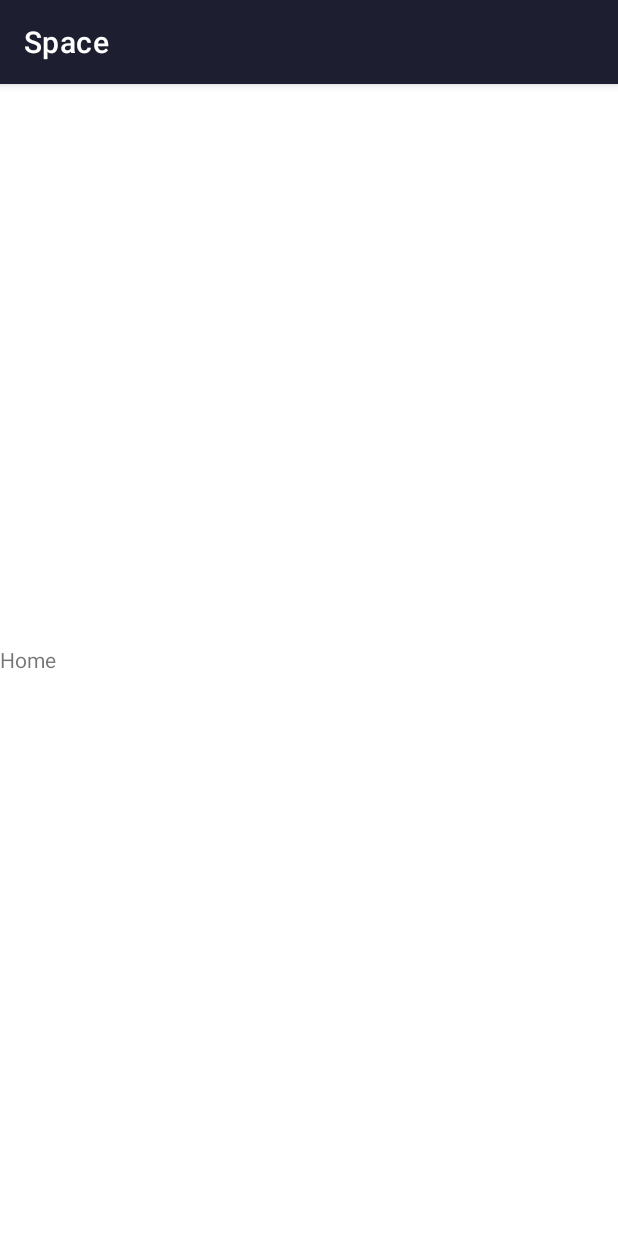
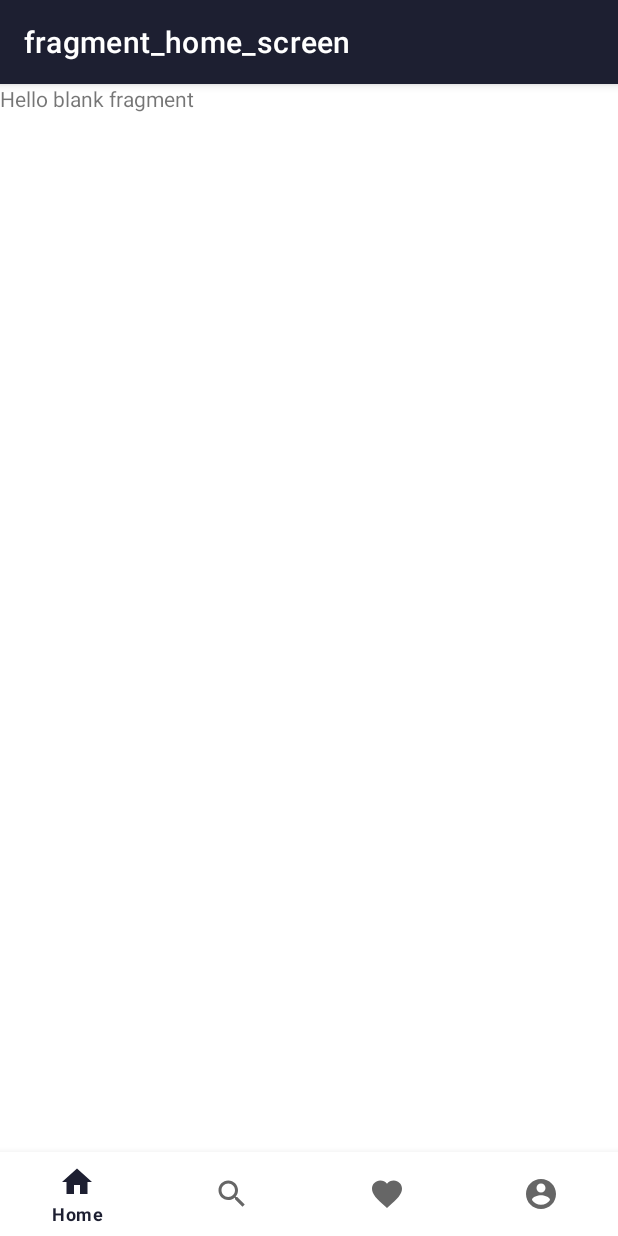
Before and after one commit to duclongdev/Space, an Android app: the screen it shows after launch once a user with an empty profile is signed in (Home), on a phone screen of 412 x 824 dp. Run offline under Robolectric (Android 15) with nearby library versions, the phone set to English and light mode, and no system bars; our stand-ins replace Firebase (no records; nobody signed in at launch, a user with empty details on screens opened directly), navigation-ui; libraries missing offline, so code that uses them is left out: com.facebook, com.facebook.login; 2 statements that could not run were skipped.

Commit message:
thêm bottom bar

```diff
--- a/app/build.gradle
+++ b/app/build.gradle
@@ -39,6 +39,7 @@ dependencies {
     implementation 'androidx.constraintlayout:constraintlayout:2.1.3'
     implementation 'androidx.navigation:navigation-runtime:2.4.1'
     implementation 'com.google.firebase:firebase-auth:21.0.3'
+    implementation 'com.google.firebase:firebase-firestore:24.1.0'
     testImplementation 'junit:junit:4.13.2'
     androidTestImplementation 'androidx.test.ext:junit:1.1.3'
     androidTestImplementation 'androidx.test.espresso:espresso-core:3.4.0'
@@ -71,4 +72,5 @@ dependencies {
 
     // Also declare the dependency for the Google Play services library and specify its version
     implementation 'com.google.android.gms:play-services-auth:20.1.0'
+    implementation 'com.google.firebase:firebase-firestore'
 }
--- a/app/src/main/AndroidManifest.xml
+++ b/app/src/main/AndroidManifest.xml
@@ -11,6 +11,9 @@
         android:roundIcon="@mipmap/ic_launcher_round"
         android:supportsRtl="true"
         android:theme="@style/Theme.Space">
+        <activity
+            android:name=".search.Search"
+            android:exported="false" />
         <activity
             android:name=".Forgotpass"
             android:exported="false" />
--- a/app/src/main/java/com/example/space/Home.java
+++ b/app/src/main/java/com/example/space/Home.java
@@ -1,8 +1,21 @@
 package com.example.space;
 
+import androidx.annotation.NonNull;
 import androidx.appcompat.app.AppCompatActivity;
+import androidx.navigation.NavController;
+import androidx.navigation.Navigation;
+import androidx.navigation.ui.AppBarConfiguration;
+import androidx.navigation.ui.NavigationUI;
 
 import android.os.Bundle;
+import android.util.Log;
+
+import com.google.android.gms.tasks.OnCompleteListener;
+import com.google.android.gms.tasks.Task;
+import com.google.android.material.bottomnavigation.BottomNavigationView;
+import com.google.firebase.firestore.FirebaseFirestore;
+import com.google.firebase.firestore.QueryDocumentSnapshot;
+import com.google.firebase.firestore.QuerySnapshot;
 
 public class Home extends AppCompatActivity {
 
@@ -10,5 +23,14 @@ public class Home extends AppCompatActivity {
     protected void onCreate(Bundle savedInstanceState) {
         super.onCreate(savedInstanceState);
         setContentView(R.layout.activity_home);
+        BottomNavigationView navView = findViewById(R.id.nav_view);
+        // Passing each menu ID as a set of Ids because each
+        // menu should be considered as top level destinations.
+        AppBarConfiguration appBarConfiguration = new AppBarConfiguration.Builder(
+                R.id.homeScreen, R.id.searchScreen, R.id.favoriteScreen,R.id.userScreen)
+                .build();
+        NavController navController = Navigation.findNavController(this, R.id.nav_host_fragment_activity_main);
+        NavigationUI.setupActionBarWithNavController(this, navController, appBarConfiguration);
+        NavigationUI.setupWithNavController(navView, navController);
     }
 }
--- /dev/null
+++ b/app/src/main/java/com/example/space/HomeScreen.java
@@ -0,0 +1,64 @@
+package com.example.space;
+
+import android.os.Bundle;
+
+import androidx.fragment.app.Fragment;
+
+import android.view.LayoutInflater;
+import android.view.View;
+import android.view.ViewGroup;
+
+/**
+ * A simple {@link Fragment} subclass.
+ * Use the {@link HomeScreen#newInstance} factory method to
+ * create an instance of this fragment.
+ */
+public class HomeScreen extends Fragment {
+
+    // TODO: Rename parameter arguments, choose names that match
+    // the fragment initialization parameters, e.g. ARG_ITEM_NUMBER
+    private static final String ARG_PARAM1 = "param1";
+    private static final String ARG_PARAM2 = "param2";
+
+    // TODO: Rename and change types of parameters
+    private String mParam1;
+    private String mParam2;
+
+    public HomeScreen() {
+        // Required empty public constructor
+    }
+
+    /**
+     * Use this factory method to create a new instance of
+     * this fragment using the provided parameters.
+     *
+     * @param param1 Parameter 1.
+     * @param param2 Parameter 2.
+     * @return A new instance of fragment HomeScreen.
+     */
+    // TODO: Rename and change types and number of parameters
+    public static HomeScreen newInstance(String param1, String param2) {
+        HomeScreen fragment = new HomeScreen();
+        Bundle args = new Bundle();
+        args.putString(ARG_PARAM1, param1);
+        args.putString(ARG_PARAM2, param2);
+        fragment.setArguments(args);
+        return fragment;
+    }
+
+    @Override
+    public void onCreate(Bundle savedInstanceState) {
+        super.onCreate(savedInstanceState);
+        if (getArguments() != null) {
+            mParam1 = getArguments().getString(ARG_PARAM1);
+            mParam2 = getArguments().getString(ARG_PARAM2);
+        }
+    }
+
+    @Override
+    public View onCreateView(LayoutInflater inflater, ViewGroup container,
+                             Bundle savedInstanceState) {
+        // Inflate the layout for this fragment
+        return inflater.inflate(R.layout.fragment_home_screen, container, false);
+    }
+}
--- /dev/null
+++ b/app/src/main/res/drawable/ic_baseline_account_circle_24.xml
@@ -0,0 +1,10 @@
+<vector xmlns:android="http://schemas.android.com/apk/res/android"
+    android:width="24dp"
+    android:height="24dp"
+    android:viewportWidth="24"
+    android:viewportHeight="24"
+    android:tint="?attr/colorControlNormal">
+  <path
+      android:fillColor="@android:color/white"
+      android:pathData="M12,2C6.48,2 2,6.48 2,12s4.48,10 10,10 10,-4.48 10,-10S17.52,2 12,2zM12,5c1.66,0 3,1.34 3,3s-1.34,3 -3,3 -3,-1.34 -3,-3 1.34,-3 3,-3zM12,19.2c-2.5,0 -4.71,-1.28 -6,-3.22 0.03,-1.99 4,-3.08 6,-3.08 1.99,0 5.97,1.09 6,3.08 -1.29,1.94 -3.5,3.22 -6,3.22z"/>
+</vector>
--- /dev/null
+++ b/app/src/main/res/drawable/ic_baseline_favorite_24.xml
@@ -0,0 +1,10 @@
+<vector xmlns:android="http://schemas.android.com/apk/res/android"
+    android:width="24dp"
+    android:height="24dp"
+    android:viewportWidth="24"
+    android:viewportHeight="24"
+    android:tint="?attr/colorControlNormal">
+  <path
+      android:fillColor="@android:color/white"
+      android:pathData="M12,21.35l-1.45,-1.32C5.4,15.36 2,12.28 2,8.5 2,5.42 4.42,3 7.5,3c1.74,0 3.41,0.81 4.5,2.09C13.09,3.81 14.76,3 16.5,3 19.58,3 22,5.42 22,8.5c0,3.78 -3.4,6.86 -8.55,11.54L12,21.35z"/>
+</vector>
--- /dev/null
+++ b/app/src/main/res/drawable/ic_baseline_home_24.xml
@@ -0,0 +1,10 @@
+<vector xmlns:android="http://schemas.android.com/apk/res/android"
+    android:width="24dp"
+    android:height="24dp"
+    android:viewportWidth="24"
+    android:viewportHeight="24"
+    android:tint="?attr/colorControlNormal">
+  <path
+      android:fillColor="@android:color/white"
+      android:pathData="M10,20v-6h4v6h5v-8h3L12,3 2,12h3v8z"/>
+</vector>
--- /dev/null
+++ b/app/src/main/res/drawable/ic_baseline_search_24.xml
@@ -0,0 +1,10 @@
+<vector xmlns:android="http://schemas.android.com/apk/res/android"
+    android:width="24dp"
+    android:height="24dp"
+    android:viewportWidth="24"
+    android:viewportHeight="24"
+    android:tint="?attr/colorControlNormal">
+  <path
+      android:fillColor="@android:color/white"
+      android:pathData="M15.5,14h-0.79l-0.28,-0.27C15.41,12.59 16,11.11 16,9.5 16,5.91 13.09,3 9.5,3S3,5.91 3,9.5 5.91,16 9.5,16c1.61,0 3.09,-0.59 4.23,-1.57l0.27,0.28v0.79l5,4.99L20.49,19l-4.99,-5zM9.5,14C7.01,14 5,11.99 5,9.5S7.01,5 9.5,5 14,7.01 14,9.5 11.99,14 9.5,14z"/>
+</vector>
--- a/app/src/main/res/layout/activity_home.xml
+++ b/app/src/main/res/layout/activity_home.xml
@@ -1,13 +1,32 @@
 <?xml version="1.0" encoding="utf-8"?>
-<LinearLayout xmlns:android="http://schemas.android.com/apk/res/android"
+<androidx.constraintlayout.widget.ConstraintLayout xmlns:android="http://schemas.android.com/apk/res/android"
     xmlns:app="http://schemas.android.com/apk/res-auto"
     xmlns:tools="http://schemas.android.com/tools"
     android:layout_width="match_parent"
     android:layout_height="match_parent"
     tools:context=".Home">
-    <TextView
-        android:layout_width="wrap_content"
+    <com.google.android.material.bottomnavigation.BottomNavigationView
+        android:id="@+id/nav_view"
+        android:layout_width="0dp"
         android:layout_height="wrap_content"
-        android:layout_gravity="center_horizontal|center_vertical"
-        android:text="Home"/>
-</LinearLayout>
+        android:layout_marginStart="0dp"
+        android:layout_marginEnd="0dp"
+        android:background="?android:attr/windowBackground"
+        app:layout_constraintBottom_toBottomOf="parent"
+        app:layout_constraintLeft_toLeftOf="parent"
+        app:layout_constraintRight_toRightOf="parent"
+        app:menu="@menu/bottom_menu" />
+
+    <fragment
+        android:id="@+id/nav_host_fragment_activity_main"
+        android:name="androidx.navigation.fragment.NavHostFragment"
+        android:layout_width="match_parent"
+        android:layout_height="match_parent"
+        app:defaultNavHost="true"
+        app:layout_constraintBottom_toTopOf="@id/nav_view"
+        app:layout_constraintLeft_toLeftOf="parent"
+        app:layout_constraintRight_toRightOf="parent"
+        app:layout_constraintTop_toTopOf="parent"
+        app:navGraph="@navigation/bottom_navigation" />
+
+</androidx.constraintlayout.widget.ConstraintLayout>
--- /dev/null
+++ b/app/src/main/res/layout/fragment_home_screen.xml
@@ -0,0 +1,14 @@
+<?xml version="1.0" encoding="utf-8"?>
+<FrameLayout xmlns:android="http://schemas.android.com/apk/res/android"
+    xmlns:tools="http://schemas.android.com/tools"
+    android:layout_width="match_parent"
+    android:layout_height="match_parent"
+    tools:context=".HomeScreen">
+
+    <!-- TODO: Update blank fragment layout -->
+    <TextView
+        android:layout_width="match_parent"
+        android:layout_height="match_parent"
+        android:text="@string/hello_blank_fragment" />
+
+</FrameLayout>
--- /dev/null
+++ b/app/src/main/res/menu/bottom_menu.xml
@@ -0,0 +1,22 @@
+<?xml version="1.0" encoding="utf-8"?>
+<menu xmlns:android="http://schemas.android.com/apk/res/android">
+    <item
+        android:id="@+id/homeScreen"
+        android:icon="@drawable/ic_baseline_home_24"
+        android:title="Home" />
+
+    <item
+        android:id="@+id/searchScreen"
+        android:icon="@drawable/ic_baseline_search_24"
+        android:title="Search" />
+
+    <item
+        android:id="@+id/favoriteScreen"
+        android:icon="@drawable/ic_baseline_favorite_24"
+        android:title="Favorite" />
+
+    <item
+        android:id="@+id/userScreen"
+        android:icon="@drawable/ic_baseline_account_circle_24"
+        android:title="User" />
+</menu>
--- /dev/null
+++ b/app/src/main/res/navigation/bottom_navigation.xml
@@ -0,0 +1,28 @@
+<?xml version="1.0" encoding="utf-8"?>
+<navigation xmlns:android="http://schemas.android.com/apk/res/android"
+    xmlns:app="http://schemas.android.com/apk/res-auto"
+    xmlns:tools="http://schemas.android.com/tools"
+    android:id="@+id/bottom_navigation"
+    app:startDestination="@id/homeScreen">
+
+    <fragment
+        android:id="@+id/homeScreen"
+        android:name="com.example.space.HomeScreen"
+        android:label="fragment_home_screen"
+        tools:layout="@layout/fragment_home_screen" />
+    <fragment
+        android:id="@+id/searchScreen"
+        android:name="com.example.space.SearchScreen"
+        android:label="fragment_search_screen"
+        tools:layout="@layout/fragment_search_screen" />
+    <fragment
+        android:id="@+id/favoriteScreen"
+        android:name="com.example.space.FavoriteScreen"
+        android:label="fragment_favorite_screen"
+        tools:layout="@layout/fragment_favorite_screen" />
+    <fragment
+        android:id="@+id/userScreen"
+        android:name="com.example.space.UserScreen"
+        android:label="fragment_user_screen"
+        tools:layout="@layout/fragment_user_screen" />
+</navigation>
```
Also changed, not shown: app/src/main/java/com/example/space/FavoriteScreen.java (added, +64 -0 lines), app/src/main/java/com/example/space/SearchScreen.java (added, +64 -0 lines), app/src/main/java/com/example/space/UserScreen.java (added, +64 -0 lines), app/src/main/java/com/example/space/search/Search.java (added, +16 -0 lines), app/src/main/res/layout/activity_search.xml (added, +11 -0 lines), app/src/main/res/layout/fragment_favorite_screen.xml (added, +14 -0 lines), app/src/main/res/layout/fragment_search_screen.xml (added, +14 -0 lines), app/src/main/res/layout/fragment_user_screen.xml (added, +14 -0 lines).
